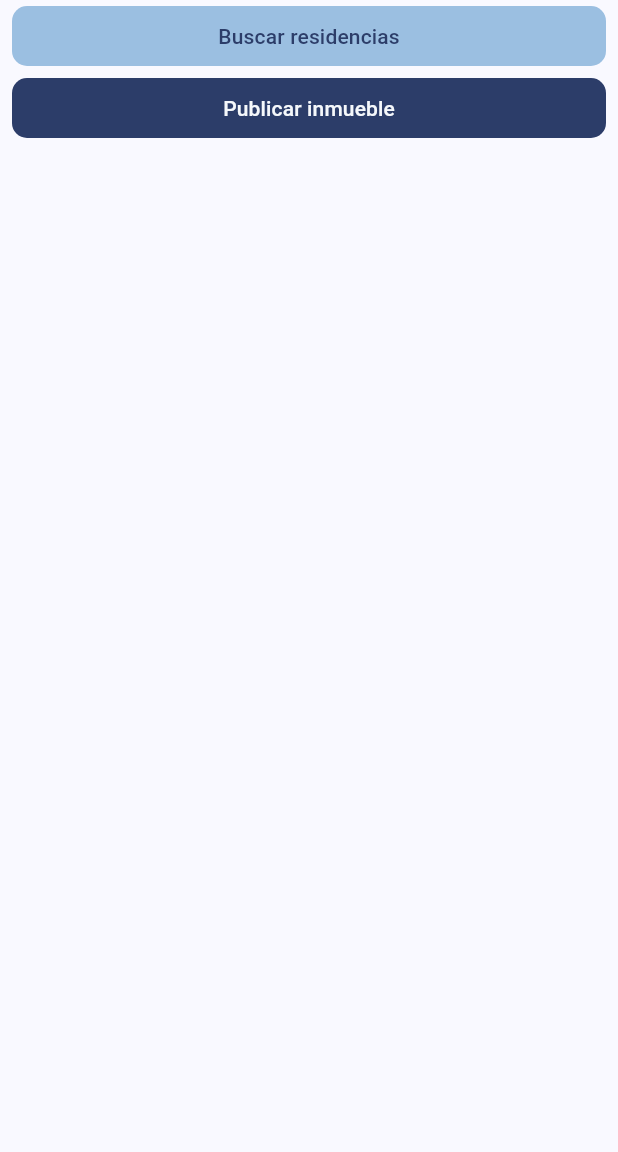
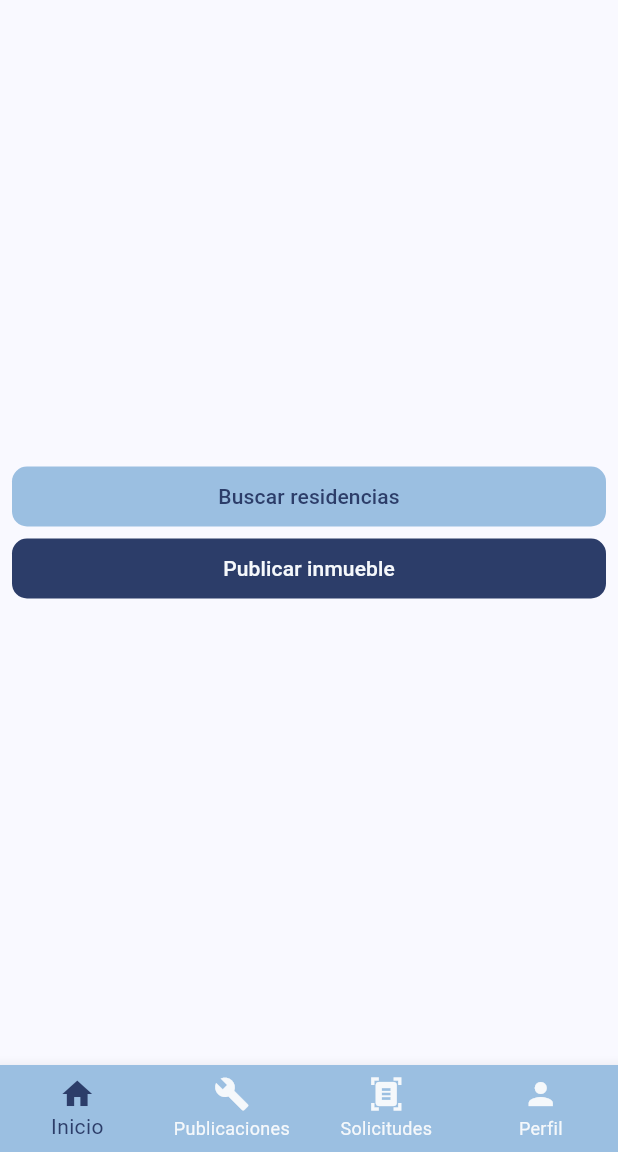
Before and after one commit to EstuResidencia/frontend, a Flutter app: the screen it shows after launch, on a phone screen of 412 x 824 dp, the part 84-1236 px from its top. Run offline on Flutter 3.47's test engine with Material 2 defaults, Android fonts, the phone set to English and light mode, and no system bars; our stand-ins replace flutter_riverpod, go_router.

```diff
--- a/lib/config/theme/app_theme.dart
+++ b/lib/config/theme/app_theme.dart
@@ -25,6 +25,11 @@ class AppTheme {
         centerTitle: true,
         backgroundColor: colorPalette.primaryColor,
       ),
+      bottomNavigationBarTheme: BottomNavigationBarThemeData(
+        backgroundColor: colorPalette.primaryColor,
+        selectedItemColor: colorPalette.secondaryColor,
+        unselectedItemColor: colorPalette.backgroundColor,
+      ),
     );
   }
 }
--- a/lib/main.dart
+++ b/lib/main.dart
@@ -1,9 +1,9 @@
 import 'package:flutter/material.dart';
+import 'package:flutter/services.dart';
 import 'package:flutter_riverpod/flutter_riverpod.dart';
 import 'package:estu_residencia_app/config/router/app_router.dart';
 import 'package:estu_residencia_app/config/theme/app_theme.dart';
 import 'package:estu_residencia_app/providers/theme_colors_provider.dart';
-import 'package:estu_residencia_app/presentation/screens/home/home_screen.dart';
 
 void main() {
   runApp(
@@ -21,6 +21,14 @@ class MainApp extends ConsumerWidget {
   Widget build(BuildContext context, WidgetRef ref) {
     final ColorPalette colorPalette = ref.watch(colorsProvider);
 
+    SystemUiOverlayStyle systemUiOverlayStyle = SystemUiOverlayStyle(
+      systemNavigationBarColor: colorPalette.primaryColor,
+      systemNavigationBarDividerColor: colorPalette.primaryColor,
+      systemNavigationBarContrastEnforced: false,
+    );
+
+    SystemChrome.setSystemUIOverlayStyle(systemUiOverlayStyle);
+
     return MaterialApp.router(
       routerConfig: appRouter,
       debugShowCheckedModeBanner: false,
--- a/lib/presentation/screens/home/home_screen.dart
+++ b/lib/presentation/screens/home/home_screen.dart
@@ -1,6 +1,8 @@
 import 'package:estu_residencia_app/infrastructure/datasources/test_user_datasourcer.dart';
 import 'package:estu_residencia_app/presentation/widgets/shared/primary_button.dart';
 import 'package:estu_residencia_app/presentation/widgets/shared/secondary_button.dart';
+import 'package:estu_residencia_app/providers/global_provider.dart';
+import 'package:estu_residencia_app/providers/theme_colors_provider.dart';
 import 'package:flutter/material.dart';
 import 'package:flutter_riverpod/flutter_riverpod.dart';
 
@@ -11,12 +13,16 @@ class HomeScreen extends ConsumerWidget {
 
   @override
   Widget build(BuildContext context, WidgetRef ref) {
+    final ColorPalette colorPalette = ref.watch(colorsProvider);
+    final int selectedSection = ref.watch(selectedSectionProvider);
+
     return Scaffold(
       appBar: AppBar(
         title: const Text('EstuResidencia'),
       ),
       body: Center(
         child: Column(
+          mainAxisAlignment: MainAxisAlignment.center,
           children: [
             Padding(
               padding: const EdgeInsets.symmetric(horizontal: 8.0),
@@ -40,6 +46,32 @@ class HomeScreen extends ConsumerWidget {
           ],
         ),
       ),
+      bottomNavigationBar: BottomNavigationBar(
+        type: BottomNavigationBarType.fixed,
+        currentIndex: selectedSection,
+        onTap: (value) {
+          ref.read(selectedSectionProvider.notifier).state = value;
+          print(selectedSection);
+        },
+        items: [
+          BottomNavigationBarItem(
+            icon: Icon(Icons.home),
+            label: 'Inicio',
+          ),
+          BottomNavigationBarItem(
+            icon: Icon(Icons.build),
+            label: 'Publicaciones',
+          ),
+          BottomNavigationBarItem(
+            icon: Icon(Icons.document_scanner),
+            label: 'Solicitudes',
+          ),
+          BottomNavigationBarItem(
+            icon: Icon(Icons.person),
+            label: 'Perfil',
+          ),
+        ],
+      ),
     );
   }
 }
--- /dev/null
+++ b/lib/providers/global_provider.dart
@@ -0,0 +1,3 @@
+import 'package:flutter_riverpod/flutter_riverpod.dart';
+
+final selectedSectionProvider = StateProvider<int>((ref) => 0);
```
